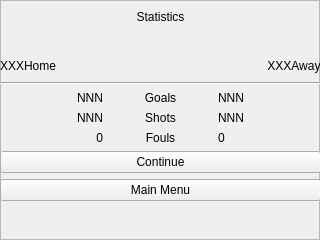
First picture: the form in halfstatisticsframe.ui, repository rochford/cutefootball, before the edit.
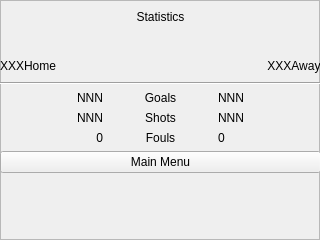
Second picture: the form after the edit. Icons and pictures are not drawn.

```diff
--- a/halfstatisticsframe.ui
+++ b/halfstatisticsframe.ui
@@ -172,7 +172,7 @@
       </item>
      </layout>
     </item>
-    <item row="8" column="0">
+    <item row="7" column="0">
      <spacer name="verticalSpacer">
       <property name="orientation">
        <enum>Qt::Vertical</enum>
@@ -262,13 +262,6 @@
      </layout>
     </item>
     <item row="6" column="0">
-     <widget class="QPushButton" name="continueBtn">
-      <property name="text">
-       <string>Continue</string>
-      </property>
-     </widget>
-    </item>
-    <item row="7" column="0">
      <widget class="QPushButton" name="mainMenuBtn">
       <property name="text">
        <string>Main Menu</string>
```
